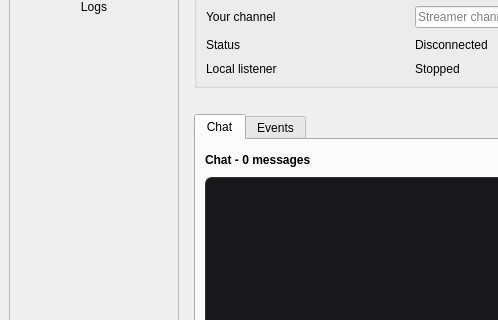
The window that ui/mainwindow.ui (itsjusty0gurt/StreamHouse) describes before a commit, drawn with Qt 5; both pictures show x 0 to 498 and y 103 to 423 of the 856 by 680 pixel window.
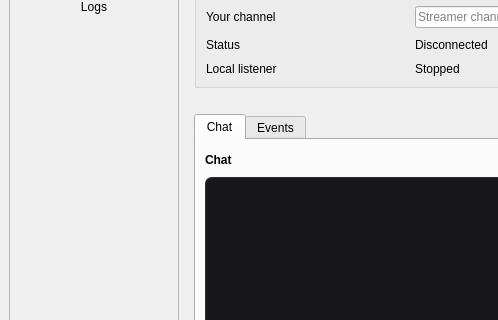
The same window after the commit. The open tabs and pages were chosen to show the change.

Commit message: feat(ai): add live Twitch cohost and viewer memory

Diff of the .ui file:
```diff
--- a/ui/mainwindow.ui
+++ b/ui/mainwindow.ui
@@ -244,7 +244,7 @@
              <layout class="QVBoxLayout" name="twitchChatTabLayout">
               <item>
                <layout class="QHBoxLayout" name="twitchChatHeaderLayout">
-                <item><widget class="QLabel" name="twitchChatCountLabel"><property name="font"><font><bold>true</bold></font></property><property name="text"><string>Chat - 0 messages</string></property></widget></item>
+                <item><widget class="QLabel" name="twitchChatCountLabel"><property name="font"><font><bold>true</bold></font></property><property name="text"><string>Chat</string></property></widget></item>
                 <item><spacer name="twitchChatHeaderSpacer"><property name="orientation"><enum>Qt::Orientation::Horizontal</enum></property><property name="sizeHint" stdset="0"><size><width>40</width><height>20</height></size></property></spacer></item>
                 <item><widget class="QPushButton" name="clearTwitchChatButton"><property name="text"><string>Clear Chat</string></property></widget></item>
                </layout>
```
The commit also changes 36 other files.
